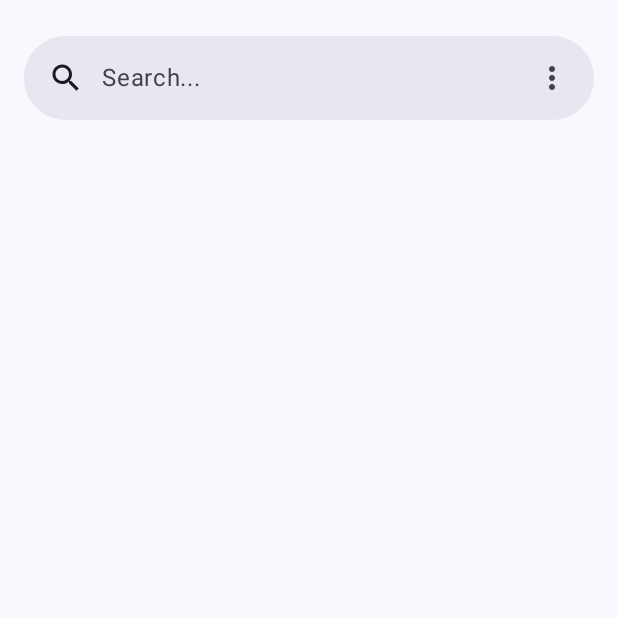
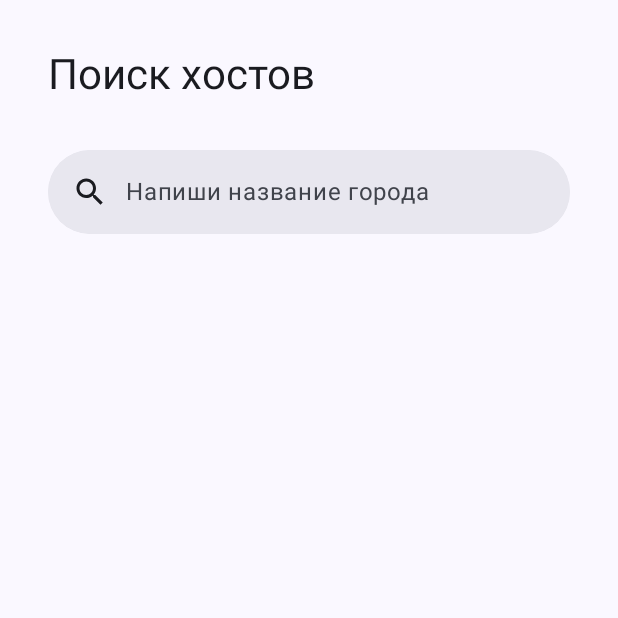
Before and after one commit to ale-xy/HiPeople, an Android app built with Jetpack Compose: the LocationSearchScreen screen opened through its navigation route, on a phone screen of 412 x 824 dp, the top half of it. Run offline under Robolectric (Android 15) with nearby library versions, the phone set to English and light mode, and no system bars; our stand-ins replace Dagger/Hilt's generated code.

Commit message:
Location search

```diff
--- a/feature/hostme/src/main/java/me/alexy/hipipl/feature/hostme/ui/LocationSearchScreen.kt
+++ b/feature/hostme/src/main/java/me/alexy/hipipl/feature/hostme/ui/LocationSearchScreen.kt
@@ -1,6 +1,8 @@
+
 package me.alexy.hipipl.feature.hostme.ui
 
 import androidx.compose.foundation.layout.Arrangement
+import androidx.compose.foundation.layout.Box
 import androidx.compose.foundation.layout.Column
 import androidx.compose.foundation.layout.PaddingValues
 import androidx.compose.foundation.layout.fillMaxSize
@@ -8,51 +10,94 @@ import androidx.compose.foundation.layout.fillMaxWidth
 import androidx.compose.foundation.layout.padding
 import androidx.compose.foundation.lazy.LazyColumn
 import androidx.compose.material.icons.Icons
-import androidx.compose.material.icons.filled.MoreVert
+import androidx.compose.material.icons.filled.Clear
 import androidx.compose.material.icons.filled.Search
+import androidx.compose.material3.DockedSearchBar
 import androidx.compose.material3.ExperimentalMaterial3Api
 import androidx.compose.material3.Icon
+import androidx.compose.material3.IconButton
+import androidx.compose.material3.MaterialTheme
 import androidx.compose.material3.Scaffold
-import androidx.compose.material3.SearchBar
 import androidx.compose.material3.SearchBarDefaults
 import androidx.compose.material3.Text
 import androidx.compose.runtime.Composable
 import androidx.compose.runtime.collectAsState
 import androidx.compose.runtime.getValue
+import androidx.compose.ui.Alignment
 import androidx.compose.ui.Modifier
+import androidx.compose.ui.res.stringResource
 import androidx.compose.ui.unit.dp
 import androidx.hilt.navigation.compose.hiltViewModel
 import com.hippl.model.Location
+import me.alexy.hipipl.feature.hostitem.R
+
+@Composable
+fun LocationSearchScreen(
+    modifier: Modifier,
+    viewModel: LocationSearchViewModel = hiltViewModel()
+) {
+    val searchText by viewModel.searchText.collectAsState()
+    val searchExpanded by viewModel.searchExpanded.collectAsState()
+    val locationList by viewModel.locationList.collectAsState()
+
+    LocationSearchScreen(modifier,
+        searchText,
+        searchExpanded,
+        locationList,
+        { viewModel.onSearchTextChange(it) },
+        { viewModel.onSearch() },
+    )
+}
 
 @OptIn(ExperimentalMaterial3Api::class)
 @Composable
 fun LocationSearchScreen(
     modifier: Modifier,
-    viewModel: LocationSearchViewModel = hiltViewModel()
+    searchText: String,
+    searchExpanded: Boolean,
+    locationList: List<Location>,
+    onSearchTextChange: (String) -> Unit,
+    onSearch: () -> Unit
 ) {
     Scaffold(
         modifier = modifier,
         content = { padding ->
-            val searchText by viewModel.searchText.collectAsState()
-            val searchExpanded by viewModel.searchExpanded.collectAsState()
-            val locationList by viewModel.locationList.collectAsState()
+
+            Column(
+                modifier = modifier
+                    .padding(padding)
+                    .fillMaxSize(),
+                verticalArrangement = Arrangement.spacedBy(32.dp)
+            ) {
+                Text(
+                    style = MaterialTheme.typography.headlineMedium,
+                    text = stringResource(R.string.host_search)
+                )
 
                 val inputField =
                     @Composable {
                         SearchBarDefaults.InputField(
                             query = searchText,
-                        onQueryChange = { viewModel.onSearchTextChange(it) },
+                            onQueryChange = { onSearchTextChange(it) },
                             expanded = !searchExpanded,
                             onExpandedChange = { },
                             modifier = Modifier,
-                        onSearch = { viewModel.onSearch() },
-                        placeholder = { Text("Search...") },
+                            onSearch = { onSearch() },
+                            placeholder = { Text(stringResource(R.string.enter_city)) },
                             leadingIcon = { Icon(Icons.Default.Search, contentDescription = null) },
-                        trailingIcon = { Icon(Icons.Default.MoreVert, contentDescription = null) },
+                            trailingIcon = {
+                                IconButton(
+                                    onClick = { onSearchTextChange("") }
+                                ) {
+                                    if (searchText.isNotBlank()) {
+                                        Icon(Icons.Default.Clear, contentDescription = null)
+                                    }
+                                }
+                            },
                         )
                     }
 
-            SearchBar(
+                DockedSearchBar(
                     modifier = Modifier.padding(padding).fillMaxWidth(),
                     inputField = inputField,
                     expanded = searchExpanded,
@@ -75,7 +120,14 @@ fun LocationSearchScreen(
                             )
                         }
                     } else {
-                    Text("Ничего нет")
+                        Box(Modifier.fillMaxSize()) {
+                            Text(
+                                modifier = Modifier.align(Alignment.Center),
+                                style = MaterialTheme.typography.bodyLarge,
+                                text = stringResource(R.string.nothing_found)
+                            )
+                        }
+                    }
                 }
             }
         }
--- /dev/null
+++ b/feature/hostme/src/main/res/values/strings.xml
@@ -0,0 +1,6 @@
+<?xml version="1.0" encoding="utf-8"?>
+<resources>
+    <string name="host_search">Поиск хостов</string>
+    <string name="enter_city">Напиши название города</string>
+    <string name="nothing_found">Ничего не нашлось</string>
+</resources>
```
Lines whose indentation alone changed are shown as unchanged.
